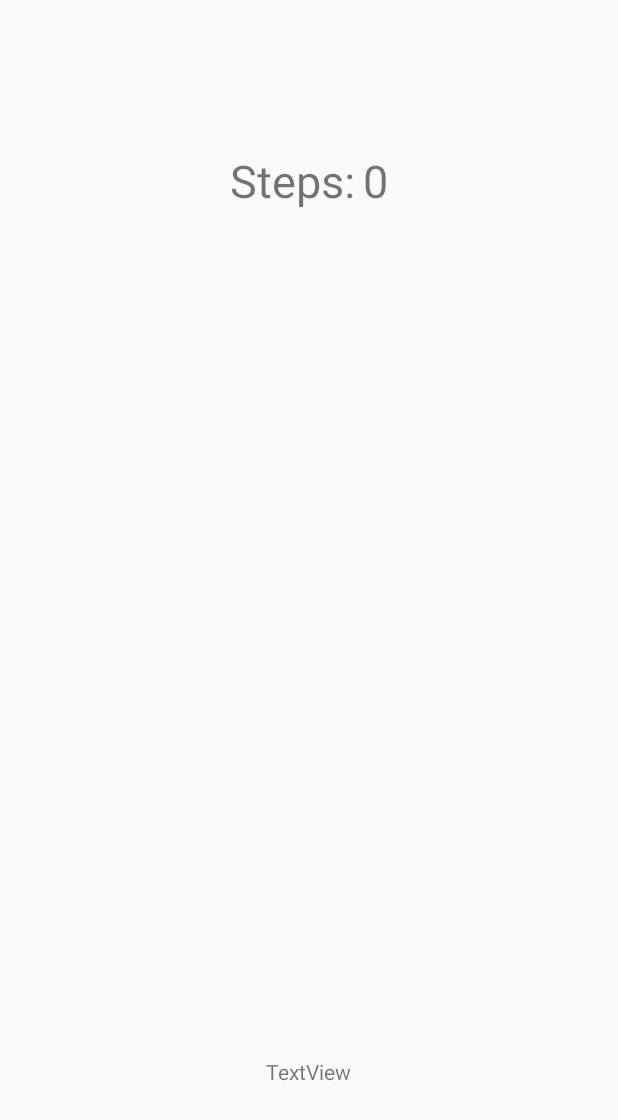
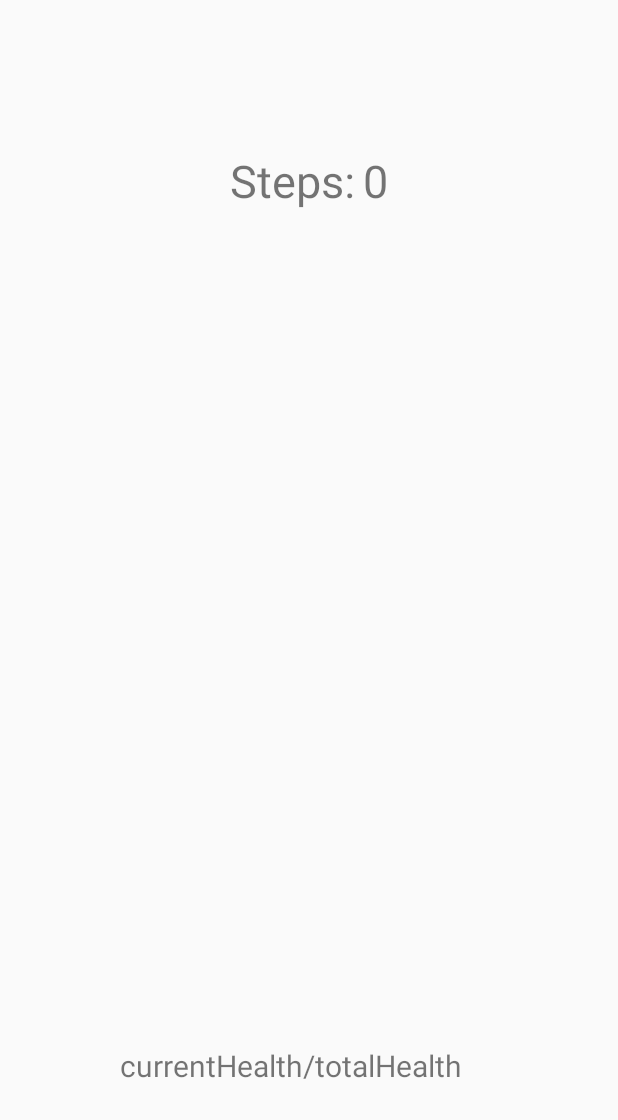
Before and after one commit to Lyreks/FootFighter, an Android app: the screen it shows after launch (MainActivity), on a phone screen of 412 x 824 dp. Before the commit the part shown is almost empty. Shown: the top 1120 px of the screen. Run offline under Robolectric (Android 15) with nearby library versions, the phone set to English and light mode, and no system bars.

Commit message:
Consolidated some methods

```diff
--- a/app/src/main/java/io/github/lyreks/footfighter/EnemyClasses/Enemies/Enemy1.java
+++ b/app/src/main/java/io/github/lyreks/footfighter/EnemyClasses/Enemies/Enemy1.java
@@ -12,13 +12,15 @@ public class Enemy1 implements IEnemy {
         currentHealth = 101;
     }
 
-    public int UpdateCurrentHealth(){
+    public void UpdateHealth(){
         currentHealth--;
+    }
+
+    public int ReturnCurrentHealth(){
         return currentHealth;
     }
 
-    public int UpdateTotalHealth(){
+    public int ReturnTotalHealth(){
         return totalHealth;
     }
-
 }
--- a/app/src/main/java/io/github/lyreks/footfighter/EnemyClasses/EnemyHandler.java
+++ b/app/src/main/java/io/github/lyreks/footfighter/EnemyClasses/EnemyHandler.java
@@ -7,15 +7,18 @@ public class EnemyHandler {
 
     private IEnemy currentEnemy;
     //[0] is currentHealth, [1] is totalHealth
-    private int[] enemyHealth;
+    private int[] enemyHealth = new int[2];
 
     public EnemyHandler(){
         currentEnemy = new Enemy1();
+        enemyHealth[0] = currentEnemy.ReturnCurrentHealth();
+        enemyHealth[1] = currentEnemy.ReturnTotalHealth();
     }
 
     public int[] Update(){
-        enemyHealth[0] = currentEnemy.UpdateCurrentHealth();
-        enemyHealth[1] = currentEnemy.UpdateTotalHealth();
+        currentEnemy.UpdateHealth();
+        enemyHealth[0] = currentEnemy.ReturnCurrentHealth();
+        enemyHealth[1] = currentEnemy.ReturnTotalHealth();
         return enemyHealth;
     }
 }
--- a/app/src/main/java/io/github/lyreks/footfighter/Interfaces/IEnemy.java
+++ b/app/src/main/java/io/github/lyreks/footfighter/Interfaces/IEnemy.java
@@ -2,6 +2,7 @@ package io.github.lyreks.footfighter.Interfaces;
 
 public interface IEnemy {
 
-    int UpdateCurrentHealth();
-    int UpdateTotalHealth();
+    void UpdateHealth();
+    int ReturnCurrentHealth();
+    int ReturnTotalHealth();
 }
--- a/app/src/main/java/io/github/lyreks/footfighter/MainActivity.java
+++ b/app/src/main/java/io/github/lyreks/footfighter/MainActivity.java
@@ -16,9 +16,9 @@ public class MainActivity extends AppCompatActivity implements SensorEventListen
 
     TextView steps;
     TextView tvCurrentHealth;
+    TextView tvTotalHealth;
     SensorManager sensorManager;
     EnemyHandler enemyHandler;
-    private int[] enemyHealth;
     boolean running = false;
 
     @Override
@@ -29,6 +29,7 @@ public class MainActivity extends AppCompatActivity implements SensorEventListen
 
         steps = findViewById(R.id.tvSteps);
         tvCurrentHealth = findViewById(R.id.tvCurrentHealth);
+        tvTotalHealth = findViewById(R.id.tvTotalHealth);
 
         sensorManager = (SensorManager) getSystemService(Context.SENSOR_SERVICE);
     }
@@ -53,8 +54,9 @@ public class MainActivity extends AppCompatActivity implements SensorEventListen
     public void onSensorChanged(SensorEvent event) {
         if(running){
             //enemy
-            enemyHealth = enemyHandler.Update();
+            int[] enemyHealth = enemyHandler.Update();
             tvCurrentHealth.setText(String.valueOf(enemyHealth[0]));
+            tvTotalHealth.setText(String.valueOf(enemyHealth[1]));
             //steps
             steps.setText(String.valueOf((int)event.values[0]));
         }
--- a/app/src/main/res/layout/activity_main.xml
+++ b/app/src/main/res/layout/activity_main.xml
@@ -31,14 +31,39 @@
             android:textSize="30sp" />
     </TableRow>
 
+    <TextView
+        android:id="@+id/slash"
+        android:layout_width="wrap_content"
+        android:layout_height="wrap_content"
+        android:layout_alignParentBottom="true"
+        android:layout_centerHorizontal="true"
+        android:layout_marginBottom="100dp"
+        android:gravity="center"
+        android:text="@string/slash"
+        android:textSize="20sp" />
 
+    <!-- Look into removing the RelativeOverlap warning -->
     <TextView
+
         android:id="@+id/tvCurrentHealth"
         android:layout_width="wrap_content"
         android:layout_height="wrap_content"
         android:layout_alignParentBottom="true"
+        android:layout_toStartOf="@id/slash"
+        android:layout_marginBottom="100sp"
+        android:text="@string/currentHealth"
+        android:textSize="20sp"
+        tools:ignore="RelativeOverlap"
+    />
+
+    <TextView
+        android:id="@+id/tvTotalHealth"
+        android:layout_width="wrap_content"
+        android:layout_height="wrap_content"
+        android:layout_alignParentBottom="true"
+        android:layout_toEndOf="@id/slash"
         android:layout_marginBottom="100dp"
-        android:layout_centerHorizontal="true"
-        android:text="@string/currentHealth" />
+        android:text="@string/totalHealth"
+        android:textSize="20sp" />
 
 </RelativeLayout>
--- a/app/src/main/res/values/strings.xml
+++ b/app/src/main/res/values/strings.xml
@@ -2,5 +2,7 @@
     <string name="app_name">FootFighter</string>
     <string name="stepsTaken">0</string>
     <string name="stepsText">Steps:</string>
-    <string name="currentHealth">TextView</string>
+    <string name="currentHealth">currentHealth</string>
+    <string name="totalHealth">totalHealth</string>
+    <string name="slash">/</string>
 </resources>
```
